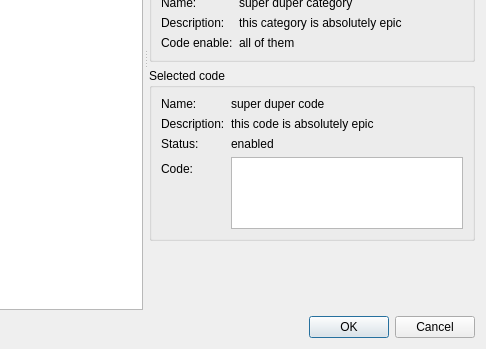
Before: the Qt Designer form src/frontend/qt_sdl/CheatImportDialog.ui in openpak/melonds, drawn with Qt 5; both pictures show x 221 to 707 and y 206 to 555 of the 707 by 555 pixel window.
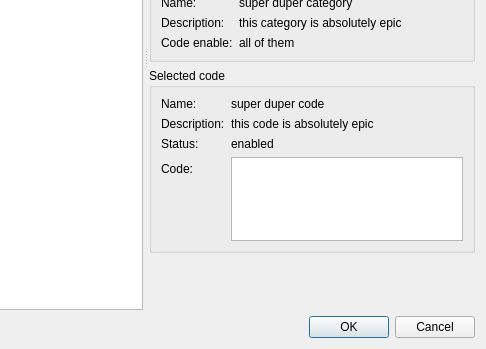
After: the same form once the commit is applied.

What changed in the file:
```diff
--- a/src/frontend/qt_sdl/CheatImportDialog.ui
+++ b/src/frontend/qt_sdl/CheatImportDialog.ui
@@ -242,6 +242,12 @@
        </item>
        <item>
         <widget class="QGroupBox" name="gbCodeInfo">
+         <property name="sizePolicy">
+          <sizepolicy hsizetype="Preferred" vsizetype="Expanding">
+           <horstretch>0</horstretch>
+           <verstretch>0</verstretch>
+          </sizepolicy>
+         </property>
          <property name="title">
           <string>Selected code</string>
          </property>
@@ -330,6 +336,11 @@
               <verstretch>0</verstretch>
              </sizepolicy>
             </property>
+            <property name="font">
+             <font>
+              <family>Noto Sans Mono</family>
+             </font>
+            </property>
             <property name="sizeAdjustPolicy">
              <enum>QAbstractScrollArea::SizeAdjustPolicy::AdjustToContents</enum>
             </property>
```
Left out of the diff: 9 changed lines with no effect on the pictures.
